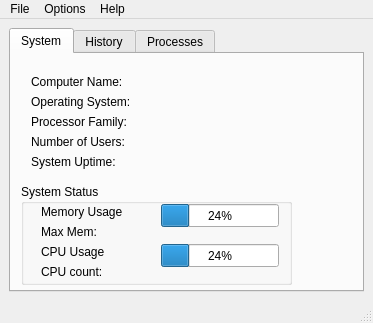
This is SysMon.ui in neutrons/SysMon as Qt 5 draws it before an edit. The edited form follows.
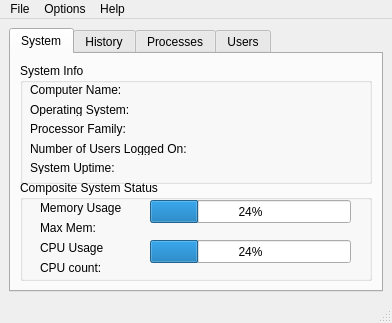
This is the edited form. The open tabs and pages were chosen to show the change.

Commit message:
Added Users tab and improved performance
User tab details CPU and memory usage by user, and improved application
performance which allows process tab table columns to be much more
responsive.

Patch:
```diff
--- a/SysMon.ui
+++ b/SysMon.ui
@@ -6,7 +6,7 @@
    <rect>
     <x>0</x>
     <y>0</y>
-    <width>373</width>
+    <width>392</width>
     <height>323</height>
    </rect>
   </property>
@@ -35,6 +35,12 @@
         <verstretch>0</verstretch>
        </sizepolicy>
       </property>
+      <property name="minimumSize">
+       <size>
+        <width>0</width>
+        <height>260</height>
+       </size>
+      </property>
       <property name="layoutDirection">
        <enum>Qt::LeftToRight</enum>
       </property>
@@ -45,14 +51,134 @@
        <attribute name="title">
         <string>System</string>
        </attribute>
+       <layout class="QGridLayout" name="gridLayout_5">
+        <item row="0" column="0">
+         <widget class="QGroupBox" name="groupBox_3">
+          <property name="minimumSize">
+           <size>
+            <width>351</width>
+            <height>121</height>
+           </size>
+          </property>
+          <property name="title">
+           <string>System Info</string>
+          </property>
+          <widget class="QWidget" name="">
+           <property name="geometry">
+            <rect>
+             <x>10</x>
+             <y>20</y>
+             <width>342</width>
+             <height>91</height>
+            </rect>
+           </property>
+           <layout class="QVBoxLayout" name="verticalLayout_2">
+            <item>
+             <widget class="QLabel" name="labelComputerName">
+              <property name="sizePolicy">
+               <sizepolicy hsizetype="Expanding" vsizetype="Preferred">
+                <horstretch>0</horstretch>
+                <verstretch>0</verstretch>
+               </sizepolicy>
+              </property>
+              <property name="minimumSize">
+               <size>
+                <width>340</width>
+                <height>0</height>
+               </size>
+              </property>
+              <property name="text">
+               <string>Computer Name: </string>
+              </property>
+             </widget>
+            </item>
+            <item>
+             <widget class="QLabel" name="labelOS">
+              <property name="sizePolicy">
+               <sizepolicy hsizetype="Expanding" vsizetype="Preferred">
+                <horstretch>0</horstretch>
+                <verstretch>0</verstretch>
+               </sizepolicy>
+              </property>
+              <property name="minimumSize">
+               <size>
+                <width>340</width>
+                <height>0</height>
+               </size>
+              </property>
+              <property name="text">
+               <string>Operating System:</string>
+              </property>
+             </widget>
+            </item>
+            <item>
+             <widget class="QLabel" name="labelProcFam">
+              <property name="sizePolicy">
+               <sizepolicy hsizetype="Expanding" vsizetype="Preferred">
+                <horstretch>0</horstretch>
+                <verstretch>0</verstretch>
+               </sizepolicy>
+              </property>
+              <property name="minimumSize">
+               <size>
+                <width>340</width>
+                <height>0</height>
+               </size>
+              </property>
+              <property name="text">
+               <string>Processor Family:</string>
+              </property>
+             </widget>
+            </item>
+            <item>
+             <widget class="QLabel" name="labelNUsers">
+              <property name="sizePolicy">
+               <sizepolicy hsizetype="Expanding" vsizetype="Preferred">
+                <horstretch>0</horstretch>
+                <verstretch>0</verstretch>
+               </sizepolicy>
+              </property>
+              <property name="minimumSize">
+               <size>
+                <width>340</width>
+                <height>0</height>
+               </size>
+              </property>
+              <property name="text">
+               <string>Number of Users Logged On:</string>
+              </property>
+             </widget>
+            </item>
+            <item>
+             <widget class="QLabel" name="labelUptime">
+              <property name="sizePolicy">
+               <sizepolicy hsizetype="Expanding" vsizetype="Preferred">
+                <horstretch>0</horstretch>
+                <verstretch>0</verstretch>
+               </sizepolicy>
+              </property>
+              <property name="minimumSize">
+               <size>
+                <width>340</width>
+                <height>0</height>
+               </size>
+              </property>
+              <property name="text">
+               <string>System Uptime: </string>
+              </property>
+             </widget>
+            </item>
+           </layout>
+          </widget>
+         </widget>
+        </item>
+        <item row="1" column="0">
        <widget class="QGroupBox" name="groupBox_5">
-        <property name="geometry">
-         <rect>
-          <x>10</x>
-          <y>130</y>
+          <property name="minimumSize">
+           <size>
           <width>271</width>
           <height>101</height>
-         </rect>
+           </size>
         </property>
         <property name="font">
          <font>
@@ -62,14 +188,14 @@
          </font>
         </property>
         <property name="title">
-         <string>System Status</string>
+           <string>Composite System Status</string>
         </property>
         <widget class="QProgressBar" name="progressBarStatusMemory">
          <property name="geometry">
           <rect>
-           <x>140</x>
+             <x>130</x>
            <y>20</y>
-           <width>118</width>
+             <width>201</width>
            <height>23</height>
           </rect>
          </property>
@@ -80,9 +206,9 @@
         <widget class="QProgressBar" name="progressBarStatusCPU">
          <property name="geometry">
           <rect>
-           <x>140</x>
+             <x>130</x>
            <y>60</y>
-           <width>118</width>
+             <width>201</width>
            <height>23</height>
           </rect>
          </property>
@@ -153,71 +279,8 @@
          </property>
         </widget>
        </widget>
-       <widget class="QLabel" name="labelOS">
-        <property name="geometry">
-         <rect>
-          <x>20</x>
-          <y>40</y>
-          <width>321</width>
-          <height>16</height>
-         </rect>
-        </property>
-        <property name="text">
-         <string>Operating System:</string>
-        </property>
-       </widget>
-       <widget class="QLabel" name="labelComputerName">
-        <property name="geometry">
-         <rect>
-          <x>20</x>
-          <y>20</y>
-          <width>321</width>
-          <height>16</height>
-         </rect>
-        </property>
-        <property name="text">
-         <string>Computer Name: </string>
-        </property>
-       </widget>
-       <widget class="QLabel" name="labelProcFam">
-        <property name="geometry">
-         <rect>
-          <x>20</x>
-          <y>60</y>
-          <width>321</width>
-          <height>16</height>
-         </rect>
-        </property>
-        <property name="text">
-         <string>Processor Family:</string>
-        </property>
-       </widget>
-       <widget class="QLabel" name="labelNUsers">
-        <property name="geometry">
-         <rect>
-          <x>20</x>
-          <y>80</y>
-          <width>321</width>
-          <height>16</height>
-         </rect>
-        </property>
-        <property name="text">
-         <string>Number of Users:</string>
-        </property>
-       </widget>
-       <widget class="QLabel" name="labelUptime">
-        <property name="geometry">
-         <rect>
-          <x>20</x>
-          <y>100</y>
-          <width>321</width>
-          <height>16</height>
-         </rect>
-        </property>
-        <property name="text">
-         <string>System Uptime: </string>
-        </property>
-       </widget>
+        </item>
+       </layout>
       </widget>
       <widget class="QWidget" name="tab_2">
        <attribute name="title">
@@ -428,6 +491,127 @@
         </item>
        </layout>
       </widget>
+      <widget class="QWidget" name="tab_4">
+       <attribute name="title">
+        <string>Users</string>
+       </attribute>
+       <layout class="QVBoxLayout" name="verticalLayout">
+        <item>
+         <widget class="QGroupBox" name="groupBox_2">
+          <property name="sizePolicy">
+           <sizepolicy hsizetype="Expanding" vsizetype="Expanding">
+            <horstretch>0</horstretch>
+            <verstretch>0</verstretch>
+           </sizepolicy>
+          </property>
+          <property name="minimumSize">
+           <size>
+            <width>331</width>
+            <height>31</height>
+           </size>
+          </property>
+          <property name="maximumSize">
+           <size>
+            <width>16777215</width>
+            <height>31</height>
+           </size>
+          </property>
+          <property name="title">
+           <string/>
+          </property>
+          <widget class="QRadioButton" name="radioButtonCPU">
+           <property name="geometry">
+            <rect>
+             <x>10</x>
+             <y>0</y>
+             <width>100</width>
+             <height>21</height>
+            </rect>
+           </property>
+           <property name="sizePolicy">
+            <sizepolicy hsizetype="Expanding" vsizetype="Fixed">
+             <horstretch>0</horstretch>
+             <verstretch>0</verstretch>
+            </sizepolicy>
+           </property>
+           <property name="minimumSize">
+            <size>
+             <width>100</width>
+             <height>21</height>
+            </size>
+           </property>
+           <property name="text">
+            <string>Sort by CPU</string>
+           </property>
+          </widget>
+          <widget class="QRadioButton" name="radioButtonMem">
+           <property name="geometry">
+            <rect>
+             <x>116</x>
+             <y>0</y>
+             <width>120</width>
+             <height>21</height>
+            </rect>
+           </property>
+           <property name="sizePolicy">
+            <sizepolicy hsizetype="Expanding" vsizetype="Fixed">
+             <horstretch>0</horstretch>
+             <verstretch>0</verstretch>
+            </sizepolicy>
+           </property>
+           <property name="minimumSize">
+            <size>
+             <width>120</width>
+             <height>21</height>
+            </size>
+           </property>
+           <property name="text">
+            <string>Sort by Memory</string>
+           </property>
+           <property name="checked">
+            <bool>true</bool>
+           </property>
+          </widget>
+          <widget class="QPushButton" name="pushButtonResetBarPlot">
+           <property name="geometry">
+            <rect>
+             <x>240</x>
+             <y>0</y>
+             <width>75</width>
+             <height>23</height>
+            </rect>
+           </property>
+           <property name="text">
+            <string>Reset Plot</string>
+           </property>
+          </widget>
+         </widget>
+        </item>
+        <item>
+         <widget class="QFrame" name="frameBar">
+          <property name="sizePolicy">
+           <sizepolicy hsizetype="MinimumExpanding" vsizetype="MinimumExpanding">
+            <horstretch>0</horstretch>
+            <verstretch>0</verstretch>
+           </sizepolicy>
+          </property>
+          <property name="minimumSize">
+           <size>
+            <width>331</width>
+            <height>201</height>
+           </size>
+          </property>
+          <property name="frameShape">
+           <enum>QFrame::StyledPanel</enum>
+          </property>
+          <property name="frameShadow">
+           <enum>QFrame::Raised</enum>
+          </property>
+          <zorder>groupBox_2</zorder>
+         </widget>
+        </item>
+       </layout>
+      </widget>
      </widget>
     </item>
    </layout>
@@ -437,7 +621,7 @@
     <rect>
      <x>0</x>
      <y>0</y>
-     <width>373</width>
+     <width>392</width>
      <height>21</height>
     </rect>
    </property>
```
Left out of the diff: 2 changed lines with no effect on the pictures. Lines whose indentation alone changed are shown as unchanged. The commit also changes 2 other files.
